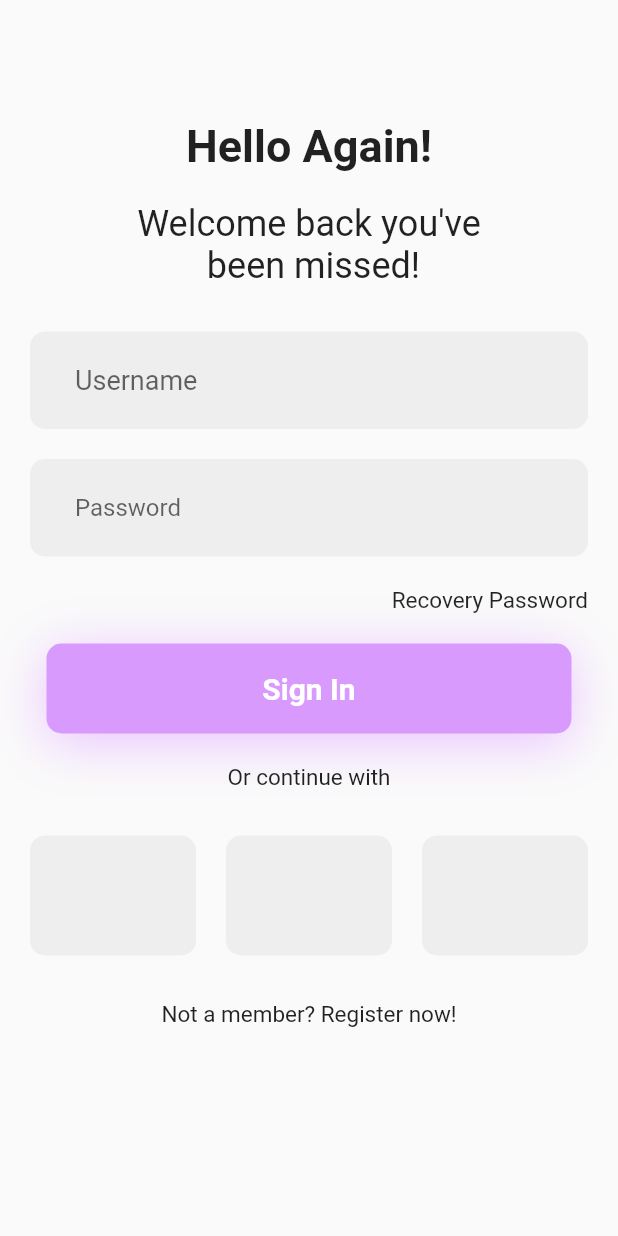
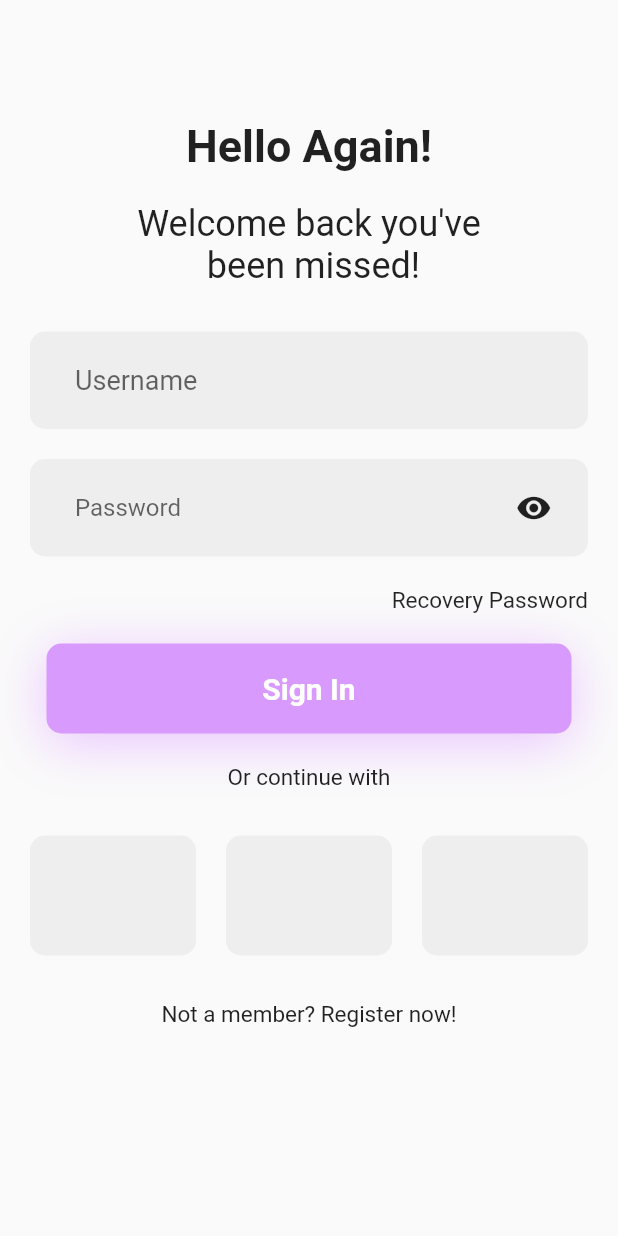
Before and after one commit to lunaperegrina/flutter_views_app, a Flutter app: the OneLogin screen opened by its route, on a phone screen of 412 x 824 dp. Run offline on Flutter 3.47's test engine with Material 2 defaults, Android fonts, the light colour scheme and no system bars.

```diff
--- a/lib/app/view/One/OneLogin.dart
+++ b/lib/app/view/One/OneLogin.dart
@@ -240,17 +240,22 @@ class PasswordInput extends StatefulWidget {
 }
 
 class _PasswordInputState extends State<PasswordInput> {
+  var icon_eye = Icons.remove_red_eye;
   @override
   Widget build(BuildContext context) {
     return Container(
       margin: EdgeInsets.only(left: 20, right: 20, top: 20),
-      padding: EdgeInsets.only(left: 30, right: 15),
+      padding: EdgeInsets.only(left: 30, right: 20),
       height: 65,
       decoration: BoxDecoration(
         color: Color(0xFFEEEEEE),
         borderRadius: BorderRadius.circular(10),
       ),
       child: Center(
+          child: Row(
+        children: [
+          Expanded(
+            flex: 9,
             child: TextField(
               decoration: InputDecoration(
                 border: InputBorder.none,
@@ -258,6 +263,21 @@ class _PasswordInputState extends State<PasswordInput> {
               ),
             ),
           ),
+          Expanded(
+              flex: 1,
+              child: GestureDetector(
+                  onTap: () {
+                    setState(() {
+                      icon_eye == Icons.remove_red_eye
+                          ? icon_eye = Icons.remove_red_eye_outlined
+                          : icon_eye = Icons.remove_red_eye;
+                    });
+                  },
+                  child: Icon(
+                    icon_eye,
+                  ))),
+        ],
+      )),
     );
   }
 }
```
Also changed, not shown: 9 other files. Lines whose indentation alone changed are shown as unchanged.
